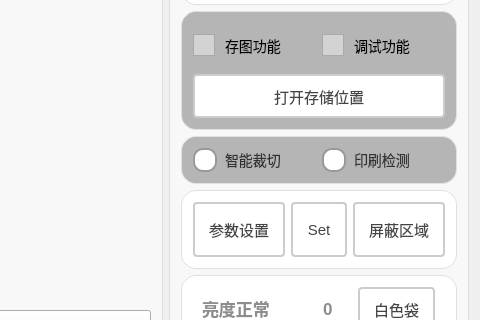
This is Project/SmartCroppingOfBags/ui/SmartCroppingOfBags.ui in WIND-ROAD-RUN/RW_UL as Qt 5 draws it before an edit; both pictures show x 712 to 1192 and y 477 to 797 of the 1192 by 894 pixel window. The edited form follows.
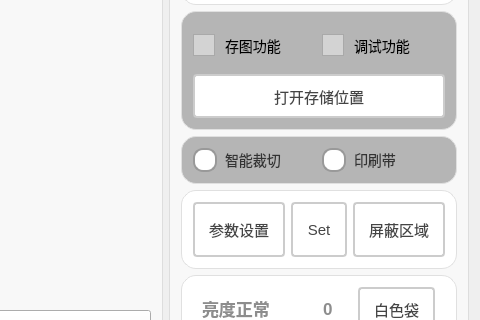
This is the edited form. Icons and pictures are not drawn.

Patch:
```diff
--- a/Project/SmartCroppingOfBags/ui/SmartCroppingOfBags.ui
+++ b/Project/SmartCroppingOfBags/ui/SmartCroppingOfBags.ui
@@ -919,7 +919,7 @@
 }</string>
               </property>
               <property name="text">
-               <string>印刷检测</string>
+               <string>印刷带</string>
               </property>
              </widget>
             </item>
```
